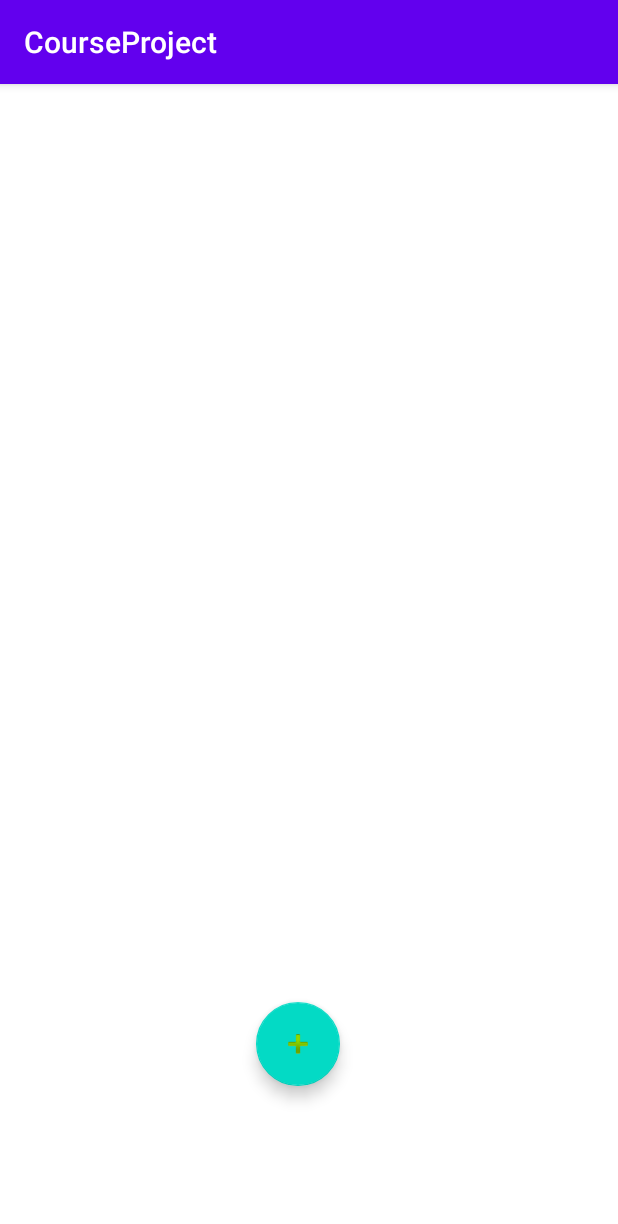
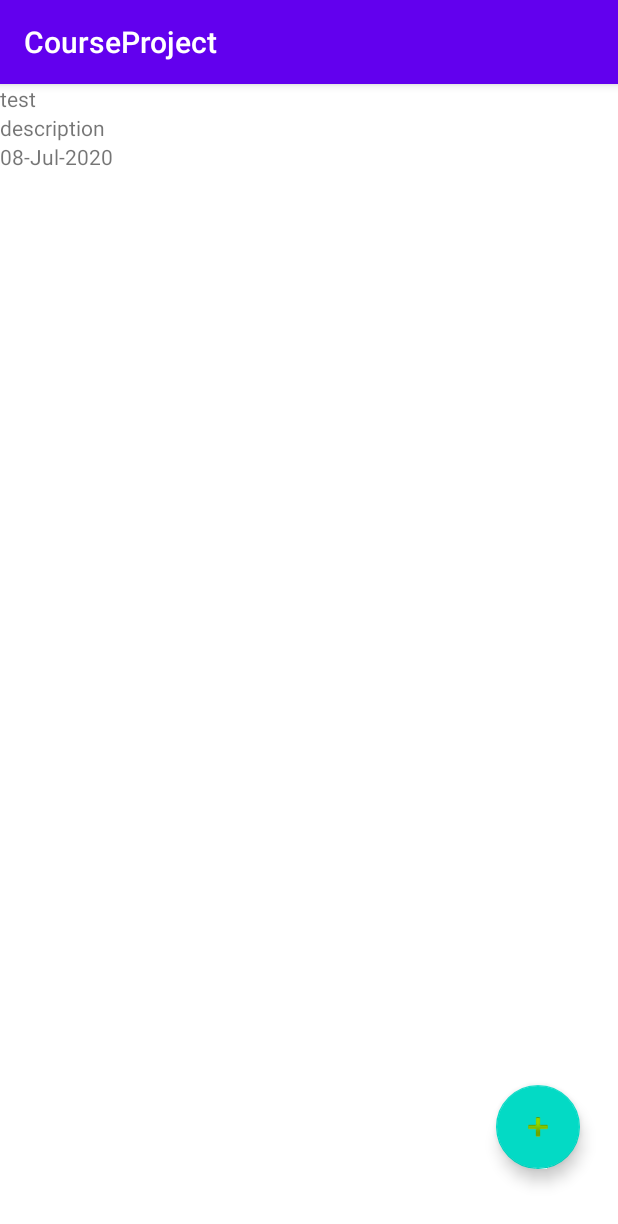
Before and after one commit to DMIT2504/dmit2504-e01-spring2020term-courseproject-eronmiranda, an Android app: the screen it shows after launch (MainActivity), on a phone screen of 412 x 824 dp. Shown: the top 1224 px of the screen. Run offline under Robolectric (Android 15) with nearby library versions, the phone set to English and light mode, and no system bars; our stand-ins replace data binding.

Commit message:
Applied RecyclerView with custom on click listener

```diff
--- a/app/src/main/java/ca/nait/dmit2504/courseproject/MainActivity.java
+++ b/app/src/main/java/ca/nait/dmit2504/courseproject/MainActivity.java
@@ -1,62 +1,53 @@
 package ca.nait.dmit2504.courseproject;
 
 import androidx.appcompat.app.AppCompatActivity;
-import androidx.cursoradapter.widget.SimpleCursorAdapter;
 import androidx.databinding.DataBindingUtil;
+import androidx.recyclerview.widget.LinearLayoutManager;
+import androidx.recyclerview.widget.RecyclerView;
 
 import android.content.Context;
 import android.content.Intent;
-import android.database.Cursor;
 import android.os.Bundle;
 import android.view.View;
+import android.widget.Toast;
 
 
+import java.util.ArrayList;
+
 import ca.nait.dmit2504.courseproject.databinding.ActivityMainBinding;
-import ca.nait.dmit2504.courseproject.databinding.ListItemBinding;
 
 
 public class MainActivity extends AppCompatActivity {
     // data binding declaration
     ActivityMainBinding mActivityMainBinding;
     MainActivityListeners handlers;
-    ListItemBinding mListItemBinding;
-    private NotesDB mNotesDB;
 
 
     @Override
     protected void onCreate(Bundle savedInstanceState) {
         super.onCreate(savedInstanceState);
         mActivityMainBinding = DataBindingUtil.setContentView(this,R.layout.activity_main);
-        mNotesDB = new NotesDB(this);
+        NotesDB notesDB = new NotesDB(this);
+
+        // Initialize (construct) main activity listeners.
         handlers = new MainActivityListeners(this);
+        // Pass click handlers internal class.
         mActivityMainBinding.setClickHandlers(handlers);
+
+
+        notesDB.createNote("test","description");
+
+        RecyclerView rvNotes = mActivityMainBinding.activityMainRecyclerview;
+        RecyclerViewClickListener listener = (view, position) -> {
+            Toast.makeText(MainActivity.this, "Position " + position, Toast.LENGTH_SHORT).show();
+        };
+        ArrayList<Note> notes = notesDB.getAllNotesPOJO();
+        NotesAdapter adapter = new NotesAdapter(notes, listener);
+        rvNotes.setAdapter(adapter);
+        rvNotes.setLayoutManager(new LinearLayoutManager(this));
+
     }
 
-    private void bindListNotesView(){
-        Cursor dbCursor = mNotesDB.getAllNotes();
-
-        // Define an array of columns names used by the cursor
-        String[] fromFields = {
-                NotesDB.TABLE_NOTE_COLUMN_TITLE,
-                NotesDB.TABLE_NOTE_COLUMN_DESCRIPTION,
-                NotesDB.TABLE_NOTE_COLUMN_DATE
-        };
-        // Define an array of resource ids in the listview item layout
-        int[] toViews = new int[] {
-                mListItemBinding.listItemTitleTextview.getId(),
-                mListItemBinding.listItemDescriptionTextview.getId(),
-                mListItemBinding.listItemDateTextview.getId()
-        };
-        // Create a SimpleCursorAdapter for the ListView
-        SimpleCursorAdapter cursorAdapter = new SimpleCursorAdapter(this,
-                mListItemBinding.getRoot().getId(),
-                dbCursor,
-                fromFields,
-                toViews,
-                0);
-        mActivityMainBinding.activityMainNotesListview.setAdapter(cursorAdapter);
-    }
-    // this internal class handles all the click events for main activity.
     public class MainActivityListeners{
         Context context;
         public MainActivityListeners(Context context){
--- a/app/src/main/java/ca/nait/dmit2504/courseproject/NotesAdapter.java
+++ b/app/src/main/java/ca/nait/dmit2504/courseproject/NotesAdapter.java
@@ -1,4 +1,88 @@
 package ca.nait.dmit2504.courseproject;
 
-public class NotesAdapter {
+import android.content.Context;
+import android.view.LayoutInflater;
+import android.view.View;
+import android.view.ViewGroup;
+import android.widget.TextView;
+
+import androidx.recyclerview.widget.RecyclerView;
+
+import java.util.List;
+
+public class NotesAdapter
+        extends RecyclerView.Adapter<NotesAdapter.ViewHolder>{
+    private List<Note> mNotes;
+    private RecyclerViewClickListener mListener;
+    public class ViewHolder extends RecyclerView.ViewHolder
+        implements View.OnClickListener{
+        // Your holder should contain a member variable
+        // for any view that will be set as you render a row
+        public TextView titleTextView;
+        public TextView descriptionTextView;
+        public TextView dateTextView;
+        private RecyclerViewClickListener mListener;
+        // Store a member variable for the contacts
+
+
+        // We also create a constructor that accepts the entire item row
+        // and does the view lookups to find each subview
+        public ViewHolder(View itemView, RecyclerViewClickListener listener) {
+            // Stores the itemView in a public final member variable that can be used
+            // to access the context from any ViewHolder instance.
+            super(itemView);
+
+            titleTextView = (TextView) itemView.findViewById(R.id.list_item_title_textview);
+            descriptionTextView = (TextView) itemView.findViewById(R.id.list_item_description_textview);
+            dateTextView = (TextView) itemView.findViewById(R.id.list_item_date_textview);
+
+            mListener = listener;
+            itemView.setOnClickListener(this);
+        }
+
+        @Override
+        public void onClick(View v) {
+            mListener.onClick(v, getAdapterPosition());
+        }
+    }
+
+    // Pass in the contact array into the constructor
+    public NotesAdapter(List<Note> notes, RecyclerViewClickListener listener) {
+        mNotes = notes;
+        mListener = listener;
+    }
+    // Usually involves inflating a layout from XML and returning the holder
+    @Override
+    public NotesAdapter.ViewHolder onCreateViewHolder(ViewGroup parent, int viewType) {
+        Context context = parent.getContext();
+        LayoutInflater inflater = LayoutInflater.from(context);
+
+        // Inflate the custom layout
+        View noteView = inflater.inflate(R.layout.list_item, parent, false);
+
+        // Return a new holder instance
+        return new ViewHolder(noteView, mListener);
+    }
+
+    // Involves populating data into the item through holder
+    @Override
+    public void onBindViewHolder(NotesAdapter.ViewHolder holder, int position) {
+        // Get the data model based on position
+        Note note = mNotes.get(position);
+
+        // Set item views based on your views and data model
+        TextView titleTextView = holder.titleTextView;
+        TextView descriptionTextView = holder.descriptionTextView;
+        TextView dateTextView = holder.dateTextView;
+        titleTextView.setText(note.getTitle());
+        descriptionTextView.setText(note.getDescription());
+        dateTextView.setText(note.getDate());
+    }
+
+
+    // Returns the total count of items in the list
+    @Override
+    public int getItemCount() {
+        return mNotes.size();
+    }
 }
--- /dev/null
+++ b/app/src/main/java/ca/nait/dmit2504/courseproject/RecyclerViewClickListener.java
@@ -0,0 +1,7 @@
+package ca.nait.dmit2504.courseproject;
+
+import android.view.View;
+
+public interface RecyclerViewClickListener {
+    void onClick(View view, int position);
+}
--- a/app/src/main/res/layout/activity_main.xml
+++ b/app/src/main/res/layout/activity_main.xml
@@ -14,36 +14,33 @@
         android:layout_height="match_parent"
         android:background="#FFFFFF"
         android:clickable="true"
-        android:focusable="auto"
+        android:focusable="true"
         tools:context=".MainActivity">
 
-<!--        <ListView-->
-<!--            android:id="@+id/activity_main_notes_listview"-->
-<!--            android:layout_width="match_parent"-->
-<!--            android:layout_height="match_parent"-->
-<!--            app:layout_constraintBottom_toBottomOf="parent"-->
-<!--            app:layout_constraintEnd_toEndOf="parent"-->
-<!--            app:layout_constraintHorizontal_bias="0.0"-->
-<!--            app:layout_constraintStart_toStartOf="parent"-->
-<!--            app:layout_constraintTop_toTopOf="parent"-->
-<!--            app:layout_constraintVertical_bias="0.0" />-->
-
         <androidx.recyclerview.widget.RecyclerView
-            android:layout_width="match_parent"
-            android:layout_height="match_parent" />
+            android:id="@+id/activity_main_recyclerview"
+            android:layout_width="0dp"
+            android:layout_height="0dp"
+            app:layout_constraintBottom_toBottomOf="parent"
+            app:layout_constraintEnd_toEndOf="parent"
+            app:layout_constraintHorizontal_bias="0.0"
+            app:layout_constraintStart_toStartOf="parent"
+            app:layout_constraintTop_toTopOf="parent"
+            app:layout_constraintVertical_bias="1.0" />
 
         <com.google.android.material.floatingactionbutton.FloatingActionButton
             android:id="@+id/floatingActionButton"
             android:layout_width="wrap_content"
             android:layout_height="wrap_content"
             android:clickable="true"
+            android:focusable="true"
             android:onClick="@{clickHandlers::onAddNote}"
             app:layout_constraintBottom_toBottomOf="parent"
             app:layout_constraintEnd_toEndOf="parent"
-            app:layout_constraintHorizontal_bias="0.48"
+            app:layout_constraintHorizontal_bias="0.929"
             app:layout_constraintStart_toStartOf="parent"
             app:layout_constraintTop_toTopOf="parent"
-            app:layout_constraintVertical_bias="0.86"
+            app:layout_constraintVertical_bias="0.937"
             app:rippleColor="#FFFFFF"
             app:srcCompat="@android:drawable/ic_input_add" />
     </androidx.constraintlayout.widget.ConstraintLayout>
```
